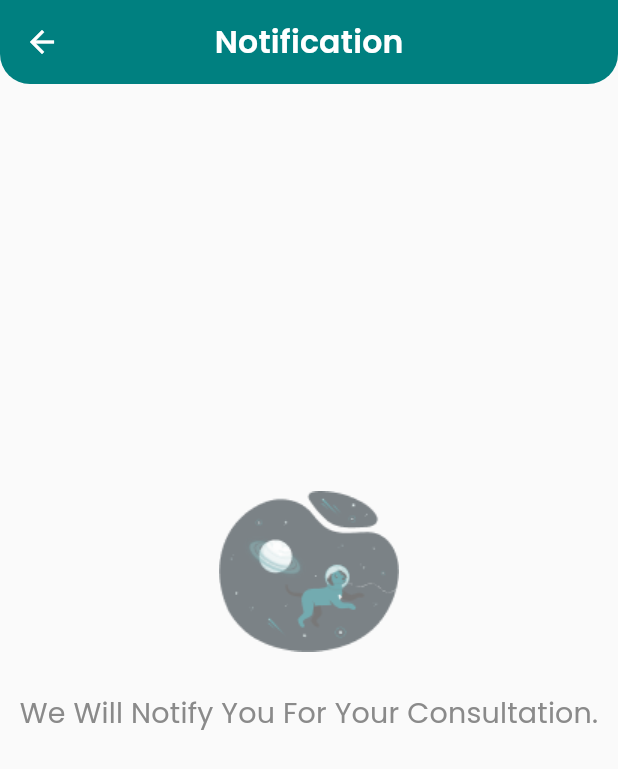
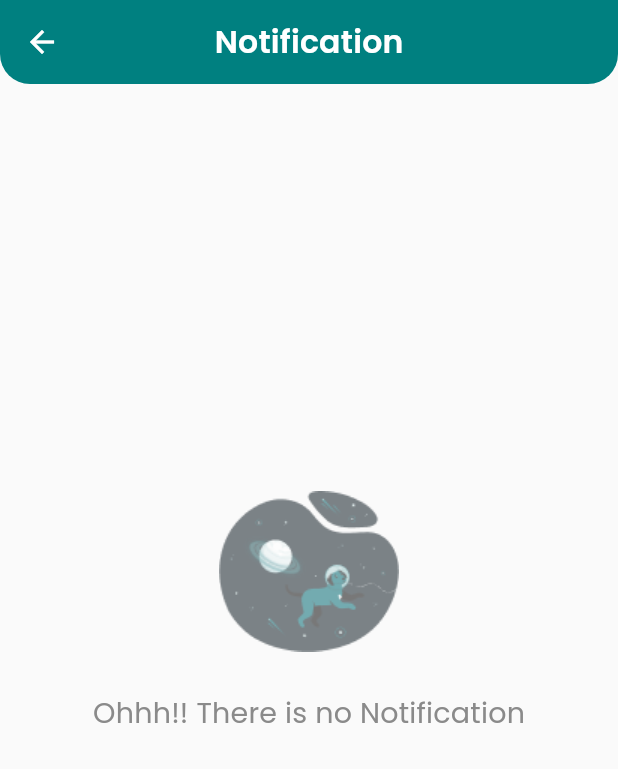
Before and after one commit to DeepjyotiBaishya/TaramandalUserApp, a Flutter app: the NotificationScreen screen opened directly, on a phone screen of 412 x 824 dp. Shown: the top 769 px of the screen. Run offline on Flutter 3.47's test engine with Material 2 defaults, Android fonts, the phone set to English and light mode, and no system bars; drawn by our look-alikes of google_mobile_ads; our stand-ins replace cloud_firestore, connectivity_plus, dio, dotted_border, firebase_auth, firebase_core and 19 more; missing offline and left inert: google_places_for_flutter, instamojo, ntp, webview_flutter_android, webview_flutter_wkwebview; accounts and stored records are empty; network calls fail.

Commit message:
backend notification data integration

```diff
--- a/lib/services/api/api_service.dart
+++ b/lib/services/api/api_service.dart
@@ -18,6 +18,7 @@ class ApiConfig {
   static const userlaunchchat = '${baseUrl}userlaunchchat';
   static const checkchatstatus = '${baseUrl}checkchatstatus';
   static const sendchatrequest = '${baseUrl}send_chat_request';
+  static const usernotification = '${baseUrl}usernotification';
 
 
   static const userendchat = '${baseUrl}endchat';
--- a/lib/services/notification_service/push_notification_service.dart
+++ b/lib/services/notification_service/push_notification_service.dart
@@ -3,13 +3,17 @@ import 'dart:developer';
 import 'package:firebase_core/firebase_core.dart';
 import 'package:firebase_messaging/firebase_messaging.dart';
 import 'package:flutter_local_notifications/flutter_local_notifications.dart';
+import 'package:get/get.dart';
+import 'package:get/get_core/src/get_main.dart';
+import 'package:rashi_network/views/connect/chat/chat.dart';
+import 'package:rashi_network/views/connect/chat/new_chat/chat_screen_one.dart';
 
 class PushNotificationService {
 // It is assumed that all messages contain a data field with the key 'type'
   Future<void> setupInteractedMessage() async {
     await Firebase.initializeApp();
     FirebaseMessaging.onMessageOpenedApp.listen((RemoteMessage message) {
-      // Get.toNamed(NOTIFICATIONS_ROUTE);
+      // Get.to(Chat());
       log(message.data.toString(), name: 'firebase_message');
 
       if (message.data['type'] == 'chat') {
--- a/lib/views/notification_screen.dart
+++ b/lib/views/notification_screen.dart
@@ -1,15 +1,16 @@
 import 'package:flutter/material.dart';
 import 'package:flutter_riverpod/flutter_riverpod.dart';
+import 'package:get/get.dart';
+import 'package:get/get_state_manager/src/rx_flutter/rx_obx_widget.dart';
 import 'package:google_mobile_ads/google_mobile_ads.dart';
 import 'package:rashi_network/services/ad_service/get_ads.dart';
 import 'package:rashi_network/ui/custom/design_single_tap.dart';
-import 'package:rashi_network/ui/theme/buttons/buttons.dart';
 import 'package:rashi_network/ui/theme/container.dart';
 import 'package:rashi_network/ui/theme/text.dart';
 import 'package:rashi_network/utils/design_colors.dart';
-import 'package:rashi_network/viewmodel/provider/appstate.dart';
-import 'package:rashi_network/views/connect/chat/astrologer_chat_profile.dart';
-import 'package:rashi_network/views/connect/chat/chat_screen.dart';
+
+
+import 'notification_controller.dart';
 
 class NotificationScreen extends ConsumerStatefulWidget {
   const NotificationScreen({super.key});
@@ -21,7 +22,7 @@ class NotificationScreen extends ConsumerStatefulWidget {
 class _NotificationScreenState extends ConsumerState<NotificationScreen> {
   @override
   void initState() {
-    // TODO: implement initState
+    NotificationController.to.userNotificationApi(data: {});
     GetAds.to.loadBannerAd();
     super.initState();
   }
@@ -68,10 +69,9 @@ class _NotificationScreenState extends ConsumerState<NotificationScreen> {
             ad: GetAds.to.bannerAd,
           ),
         ),
-      body: true
-          ? Padding(
-              padding: const EdgeInsets.symmetric(horizontal: 12.0),
-              child: Center(
+        body: Obx(() {
+          return NotificationController.to.userNotificationRes.isEmpty
+              ? Center(
             child: Column(
               mainAxisAlignment: MainAxisAlignment.center,
               children: [
@@ -82,29 +82,22 @@ class _NotificationScreenState extends ConsumerState<NotificationScreen> {
                 ),
                 const SizedBox(height: 20),
                 const DesignText(
-                      "We Will Notify You For Your Consultation.",
+                  "Ohhh!! There is no Notification",
                   fontSize: 18,
                   fontWeight: 400,
                   color: AppColors.lightGrey1,
-                      textAlign: TextAlign.center,
                 ),
               ],
             ),
-              ),
           )
           : ListView.builder(
-              itemCount: 10,
+            itemCount: (NotificationController.to.userNotificationRes['data'] ?? []).length,
             padding: const EdgeInsets.all(12),
             itemBuilder: (context, index) {
               return DesignSingleTap(
                 isTappedNotifier: ValueNotifier(false),
                 onTap: () async {
-                    // Navigator.push(
-                    //   context,
-                    //   MaterialPageRoute(
-                    //     builder: (context) => AstrologerProfile(index: index),
-                    //   ),
-                    // );
+                  // await Get.to(() => );
                 },
                 child: Padding(
                   padding: const EdgeInsets.only(bottom: 12),
@@ -114,16 +107,16 @@ class _NotificationScreenState extends ConsumerState<NotificationScreen> {
                     child: Column(
                       crossAxisAlignment: CrossAxisAlignment.start,
                       children: [
-                          const DesignText(
-                            'Wallet Recharge Notification',
+                        DesignText(
+                          '${(NotificationController.to.userNotificationRes['data']?[index]?['message'] ?? '')}',
                           fontSize: 14,
                           fontWeight: 600,
                         ),
                         SizedBox(
                           height: 6,
                         ),
-                          const DesignText(
-                            'recharge Credit successfully on your account',
+                        DesignText(
+                          'You received it on ${(NotificationController.to.userNotificationRes['data']?[index]?['created_at'] ?? '')}',
                           fontSize: 10,
                           fontWeight: 500,
                           color: AppColors.green,
@@ -134,7 +127,9 @@ class _NotificationScreenState extends ConsumerState<NotificationScreen> {
                 ),
               );
             },
-            ),
+          );
+        }
+        )
     );
   }
 }
```
Also changed, not shown: lib/views/notification_controller.dart (added, +65 -0 lines). Lines whose indentation alone changed are shown as unchanged.
